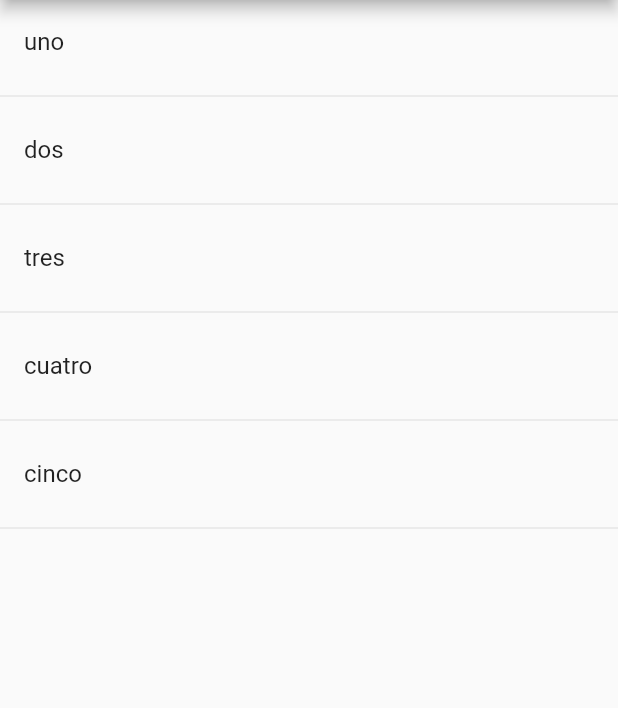
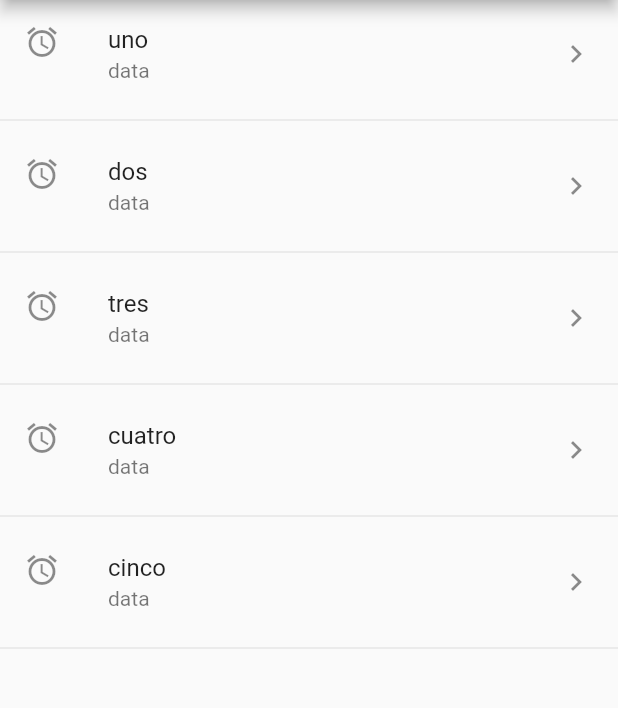
Before and after one commit to victorr-dev/curso_flutter_2, a Flutter app: the screen it shows after launch, on a phone screen of 412 x 824 dp, the part 84-792 px from its top. Run offline on Flutter 3.47's test engine with Material 2 defaults, Android fonts, the phone set to English and light mode, and no system bars.

Commit message:
Clase 63 Mmetodo Map de las listas y ListTile

```diff
--- a/lib/pages/home_temp.dart
+++ b/lib/pages/home_temp.dart
@@ -11,26 +11,43 @@ class HomePageTemp extends StatelessWidget {
         title: Text('Componentes Temp'),
       ),
       body: ListView(
-        children: _crearOpciones()
+        children: _crearOpcionesB()
       ),
     );
   }
 
-  List<Widget> _crearOpciones(){
+  ////List<Widget> _crearOpciones(){
+////
+  ////  List<Widget> lista = List<Widget>();
+////
+  ////  for (String opt in _opciones) {
+  ////
+  ////    final tempWidget = ListTile(
+  ////      title: Text(opt),
+  ////    );
+////
+  ////    lista..add(tempWidget)
+  ////          ..add(Divider());
+  ////  }
+////
+    //return lista;
 
-    List<Widget> lista = List<Widget>();
+  //}
 
-    for (String opt in _opciones) {
-
-      final tempWidget = ListTile(
-        title: Text(opt),
-      );
-
-      lista..add(tempWidget)
-            ..add(Divider());
-    }
-
-    return lista;
-
+  List<Widget> _crearOpcionesB(){
+    return _opciones.map((opt) {
+        return Column(
+          children: <Widget>[
+            ListTile(
+              title: Text(opt),
+              subtitle: Text("data"),
+              leading: Icon(Icons.access_alarm),
+              trailing: Icon(Icons.keyboard_arrow_right),
+              onTap: () {},
+            ),
+            Divider(),
+          ],
+        );
+    }).toList();
   }
 }
```
